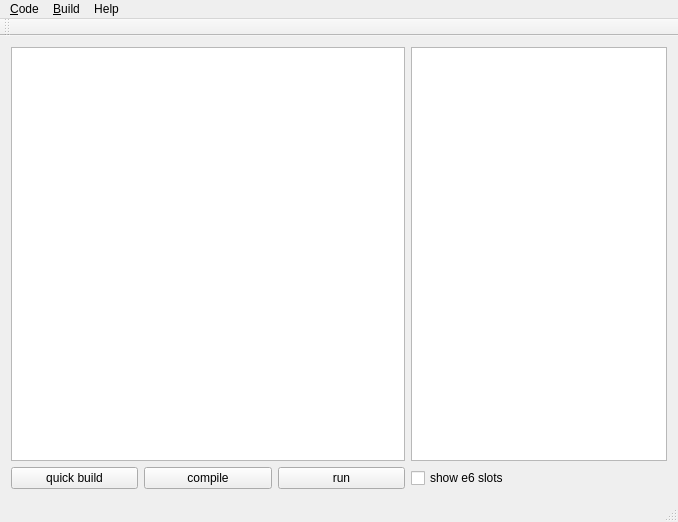
The window that ui_qt_main.ui (luka-mikec/macro-ram-machine) describes before a commit, drawn with Qt 5.
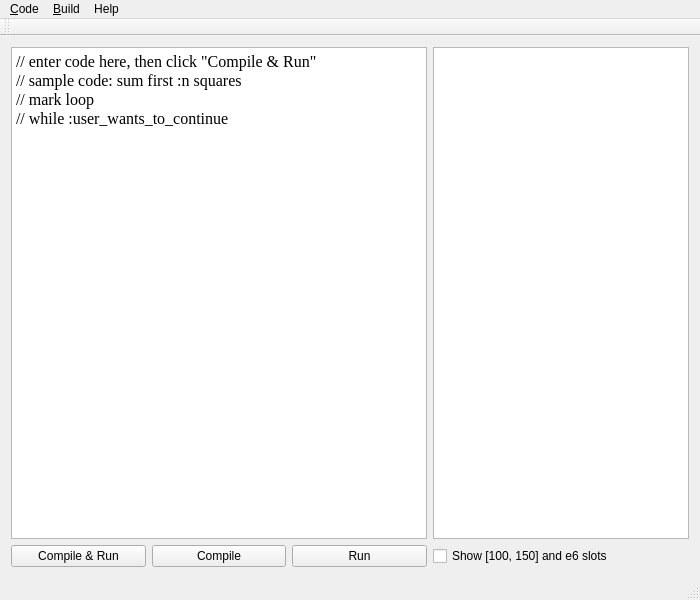
The same window after the commit.

Patch:
```diff
--- a/ui_qt_main.ui
+++ b/ui_qt_main.ui
@@ -6,8 +6,8 @@
    <rect>
     <x>0</x>
     <y>0</y>
-    <width>678</width>
-    <height>522</height>
+    <width>700</width>
+    <height>600</height>
    </rect>
   </property>
   <property name="windowTitle">
@@ -29,6 +29,12 @@
         <pointsize>12</pointsize>
        </font>
       </property>
+      <property name="plainText">
+       <string>// enter code here, then click &quot;Compile &amp; Run&quot;
+// sample code: sum first :n squares
+// mark loop
+// while :user_wants_to_continue</string>
+      </property>
      </widget>
     </item>
     <item row="0" column="3">
@@ -49,21 +55,21 @@
     <item row="1" column="0">
      <widget class="QPushButton" name="pushButton">
       <property name="text">
-       <string>quick build</string>
+       <string>Compile &amp;&amp; Run</string>
       </property>
      </widget>
     </item>
     <item row="1" column="1">
      <widget class="QPushButton" name="pushButton_2">
       <property name="text">
-       <string>compile</string>
+       <string>Compile</string>
       </property>
      </widget>
     </item>
     <item row="1" column="2">
      <widget class="QPushButton" name="pushButton_3">
       <property name="text">
-       <string>run</string>
+       <string>Run</string>
       </property>
      </widget>
     </item>
@@ -73,7 +79,7 @@
        <string>some commands use these slots as calculation helpers, they are not interesting</string>
       </property>
       <property name="text">
-       <string>show e6 slots</string>
+       <string>Show [100, 150] and e6 slots</string>
       </property>
      </widget>
     </item>
@@ -84,7 +90,7 @@
     <rect>
      <x>0</x>
      <y>0</y>
-     <width>678</width>
+     <width>700</width>
      <height>29</height>
     </rect>
    </property>
```
